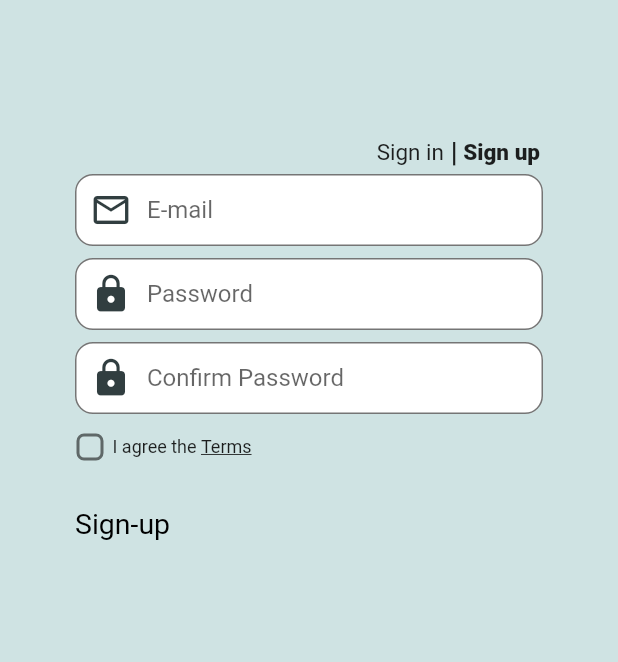
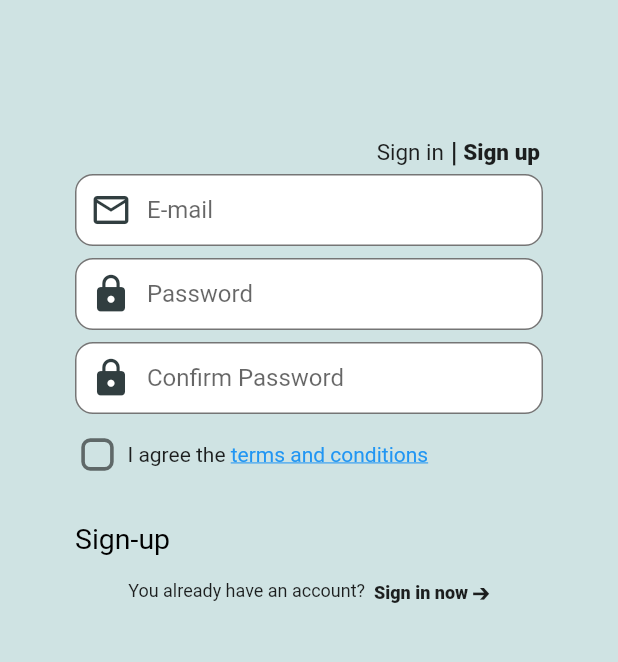
Before and after one commit to Aspendas/aurora, a Flutter app: the RegisterScreen screen opened by its route, on a phone screen of 412 x 824 dp, the part 324-986 px from its top. Run offline on Flutter 3.47's test engine with Material 2 defaults, Android fonts, the phone set to English and light mode, and no system bars; our stand-ins replace circle_nav_bar, cloud_firestore, firebase_auth, firebase_core, firebase_storage, google_sign_in and 3 more; missing offline and left inert: async_button_builder; accounts and stored records are empty; Roboto replaces fonts that are missing (RobotoMono).

Commit message:
register screen

```diff
--- a/lib/screens/auth/register_screen.dart
+++ b/lib/screens/auth/register_screen.dart
@@ -1,4 +1,6 @@
+import 'package:aurora/screens/auth/terms_and_conditions.dart';
 import 'package:aurora/services/auth.dart';
+import 'package:flutter/gestures.dart';
 import 'package:flutter/material.dart';
 import 'login_screen.dart';
 import 'package:aurora/widgets.dart';
@@ -202,13 +204,13 @@ class RegisterScreenState extends State<RegisterScreen> {
                 mainAxisAlignment: MainAxisAlignment.start,
                 children: <Widget>[
                   Transform.scale(
-                    scale: 1,
+                    scale: 1.2,
                     child: SizedBox(
-                      width: 20,
-                      height: 20,
+                      width: 30,
+                      height: 30,
                       child: Checkbox(
                         activeColor: const Color(0xff00C8E8),
-                        splashRadius: 25,
+                        splashRadius: 30,
                         shape: RoundedRectangleBorder(
                           borderRadius: BorderRadius.circular(5),
                         ),
@@ -222,20 +224,30 @@ class RegisterScreenState extends State<RegisterScreen> {
                     ),
                   ),
                   const SizedBox(width: 5),
-                  const Text(
-                    'I agree the ',
-                    style: TextStyle(fontFamily: 'RobotoMono', fontSize: 12),
-                  ),
-                  GestureDetector(
-                    child: const Text(
-                      'Terms',
-                      style: TextStyle(
-                        fontFamily: 'RobotoMono',
-                        fontSize: 12,
-                        decoration: TextDecoration.underline,
-                      ),
+                  Text.rich(
+                    TextSpan(
+                      text: 'I agree the ',
+                      children: [
+                        TextSpan(
+                          text: 'terms and conditions',
+                          style: const TextStyle(
+                            color: Colors.blue,
+                            decoration: TextDecoration.underline,
+                            fontSize: 14,
+                          ),
+                          recognizer: TapGestureRecognizer()
+                            ..onTap = () {
+                              Navigator.of(context).push(
+                                MaterialPageRoute(
+                                  builder: (BuildContext context) {
+                                    return const TermsAndConditions();
+                                  },
+                                ),
+                              );
+                            },
+                        ),
+                      ],
                     ),
-                    onTap: () {},
                   ),
                 ],
               ),
@@ -256,6 +268,35 @@ class RegisterScreenState extends State<RegisterScreen> {
                       .emailRegister(_email.text, _password.text, context);
                 },
               ),
+              const SizedBox(height: 16),
+              Row(
+                mainAxisAlignment: MainAxisAlignment.center,
+                children: <Widget>[
+                  const Text('You already have an account?  ',
+                      style: TextStyle(fontFamily: 'RobotoMono', fontSize: 12),
+                      textAlign: TextAlign.left),
+                  InkWell(
+                    onTap: () {
+                      Navigator.push(
+                        context,
+                        MaterialPageRoute(
+                          builder: (context) {
+                            return const LoginScreen();
+                          },
+                        ),
+                      );
+                    },
+                    child: const Text(
+                      'Sign in now ➔',
+                      textAlign: TextAlign.right,
+                      style: TextStyle(
+                          fontFamily: 'RobotoMono',
+                          fontSize: 12,
+                          fontWeight: FontWeight.w900),
+                    ),
+                  ),
+                ],
+              ),
             ],
           ),
         ),
```
Also changed, not shown: lib/screens/auth/terms_and_conditions.dart (+9 -4 lines).
